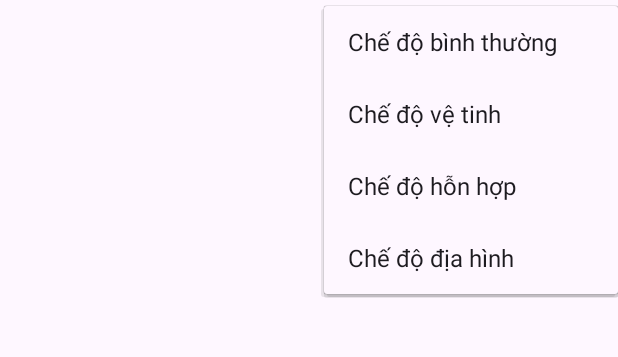
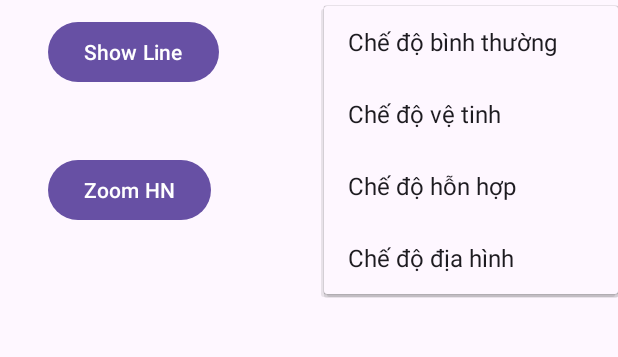
Before and after one commit to lehoanglong2311/prmgoogle, an Android app: the screen it shows after launch (MainActivity), after a tap on an icon or button, on a phone screen of 412 x 824 dp, the part 128-485 px from its top. Run offline under Robolectric (Android 15) with nearby library versions, the phone set to English and light mode, and no system bars.

Commit message:
Merge branch 'master' of https://github.com/lehoanglong2311/prmgoogle
# Conflicts:
#	app/src/main/java/com/example/apigoogle/MainActivity.java
#	app/src/main/res/layout/activity_main.xml

```diff
--- a/app/src/main/res/layout/activity_main.xml
+++ b/app/src/main/res/layout/activity_main.xml
@@ -41,4 +41,24 @@
         app:layout_constraintHorizontal_bias="0.953"
         app:layout_constraintStart_toStartOf="parent"
         app:layout_constraintTop_toTopOf="@+id/maps" />
+
+    <Button
+        android:id="@+id/showLine"
+        android:layout_width="wrap_content"
+        android:layout_height="wrap_content"
+        android:layout_marginStart="32dp"
+        android:layout_marginTop="20dp"
+        android:text="Show Line"
+        app:layout_constraintStart_toStartOf="parent"
+        app:layout_constraintTop_toBottomOf="@+id/btn_search" />
+
+    <Button
+        android:id="@+id/Zoom"
+        android:layout_width="wrap_content"
+        android:layout_height="wrap_content"
+        android:layout_marginStart="32dp"
+        android:layout_marginTop="44dp"
+        android:text="Zoom HN"
+        app:layout_constraintStart_toStartOf="parent"
+        app:layout_constraintTop_toBottomOf="@+id/showLine" />
 </androidx.constraintlayout.widget.ConstraintLayout>
```
Also changed, not shown: app/src/main/java/com/example/apigoogle/MainActivity.java (+23 -3 lines).
